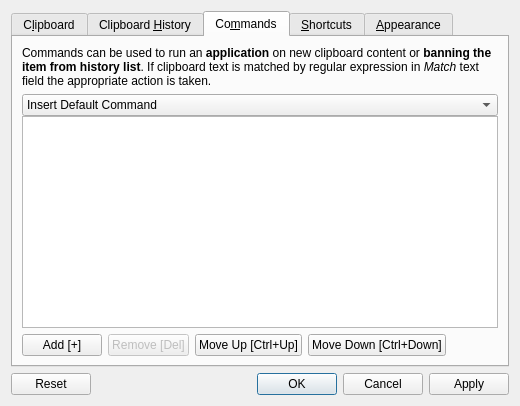
This is src/ui/configurationmanager.ui in hluk/CopyQ as Qt 5 draws it before an edit. The edited form follows.
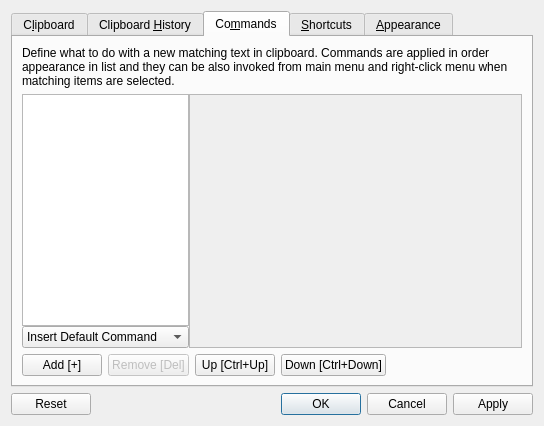
This is the edited form. The open tabs and pages were chosen to show the change. Icons and pictures are not drawn. Custom widgets are drawn as their Qt base class.

Commit message: Simpler layout for command settings

```diff
--- a/src/ui/configurationmanager.ui
+++ b/src/ui/configurationmanager.ui
@@ -6,8 +6,8 @@
    <rect>
     <x>0</x>
     <y>0</y>
-    <width>520</width>
-    <height>406</height>
+    <width>544</width>
+    <height>426</height>
    </rect>
   </property>
   <property name="minimumSize">
@@ -398,21 +398,12 @@
         </attribute>
         <layout class="QGridLayout" name="gridLayout_7">
          <item row="1" column="0">
-          <layout class="QHBoxLayout" name="horizontalLayout">
+          <layout class="QHBoxLayout" name="horizontalLayout" stretch="1,2">
            <property name="spacing">
             <number>0</number>
            </property>
            <item>
             <layout class="QVBoxLayout" name="verticalLayout_16">
-             <item>
-              <widget class="QComboBox" name="comboBoxCommands">
-               <item>
-                <property name="text">
-                 <string>Insert Default Command</string>
-                </property>
-               </item>
-              </widget>
-             </item>
              <item>
               <widget class="QListWidget" name="listWidgetCommands">
                <property name="selectionMode">
@@ -420,14 +411,42 @@
                </property>
               </widget>
              </item>
+             <item>
+              <widget class="QComboBox" name="comboBoxCommands">
+               <property name="sizePolicy">
+                <sizepolicy hsizetype="Ignored" vsizetype="Fixed">
+                 <horstretch>0</horstretch>
+                 <verstretch>0</verstretch>
+                </sizepolicy>
+               </property>
+               <item>
+                <property name="text">
+                 <string>Insert Default Command</string>
+                </property>
+               </item>
+              </widget>
+             </item>
             </layout>
            </item>
            <item>
-            <layout class="QVBoxLayout" name="verticalLayout_6">
-             <property name="spacing">
+            <widget class="QScrollArea" name="scrollAreaCommand">
+             <property name="widgetResizable">
+              <bool>true</bool>
+             </property>
+             <widget class="QWidget" name="scrollAreaWidgetContents">
+              <property name="geometry">
+               <rect>
+                <x>0</x>
+                <y>0</y>
+                <width>329</width>
+                <height>234</height>
+               </rect>
+              </property>
+              <layout class="QGridLayout" name="gridLayout_4">
+               <property name="margin">
               <number>0</number>
              </property>
-             <item>
+               <item row="0" column="0">
               <widget class="CommandWidget" name="widgetCommand" native="true">
                <property name="enabled">
                 <bool>false</bool>
@@ -437,34 +456,23 @@
                </property>
               </widget>
              </item>
-             <item>
-              <spacer name="verticalSpacer_2">
-               <property name="orientation">
-                <enum>Qt::Vertical</enum>
-               </property>
-               <property name="sizeHint" stdset="0">
-                <size>
-                 <width>0</width>
-                 <height>0</height>
-                </size>
-               </property>
-              </spacer>
-             </item>
-            </layout>
+              </layout>
+             </widget>
+            </widget>
            </item>
           </layout>
          </item>
          <item row="0" column="0">
           <widget class="QLabel" name="label_11">
            <property name="text">
-            <string>Commands can be used to run an &lt;b&gt;application&lt;/b&gt; on new clipboard content or &lt;b&gt;banning the item from history list&lt;/b&gt;. If clipboard text is matched by regular expression in &lt;em&gt;Match&lt;/em&gt; text field the appropriate action is taken.</string>
+            <string>Define what to do with a new matching text in clipboard. Commands are applied in order appearance in list and they can be also invoked from main menu and right-click menu when matching items are selected.</string>
            </property>
            <property name="wordWrap">
             <bool>true</bool>
            </property>
           </widget>
          </item>
-         <item row="2" column="0">
+         <item row="3" column="0">
           <layout class="QHBoxLayout" name="horizontalLayout_5">
            <item>
             <widget class="QPushButton" name="pushButtoAdd">
@@ -492,7 +500,7 @@
            <item>
             <widget class="QPushButton" name="pushButtonUp">
              <property name="text">
-              <string>Move Up [Ctrl+Up]</string>
+              <string>Up [Ctrl+Up]</string>
              </property>
              <property name="shortcut">
               <string>Ctrl+Up</string>
@@ -502,7 +510,7 @@
            <item>
             <widget class="QPushButton" name="pushButtonDown">
              <property name="text">
-              <string>Move Down [Ctrl+Down]</string>
+              <string>Down [Ctrl+Down]</string>
              </property>
              <property name="shortcut">
               <string>Ctrl+Down</string>
```
Left out of the diff: 5 changed lines with no effect on the pictures. Lines whose indentation alone changed are shown as unchanged. The commit also changes 4 other files.
